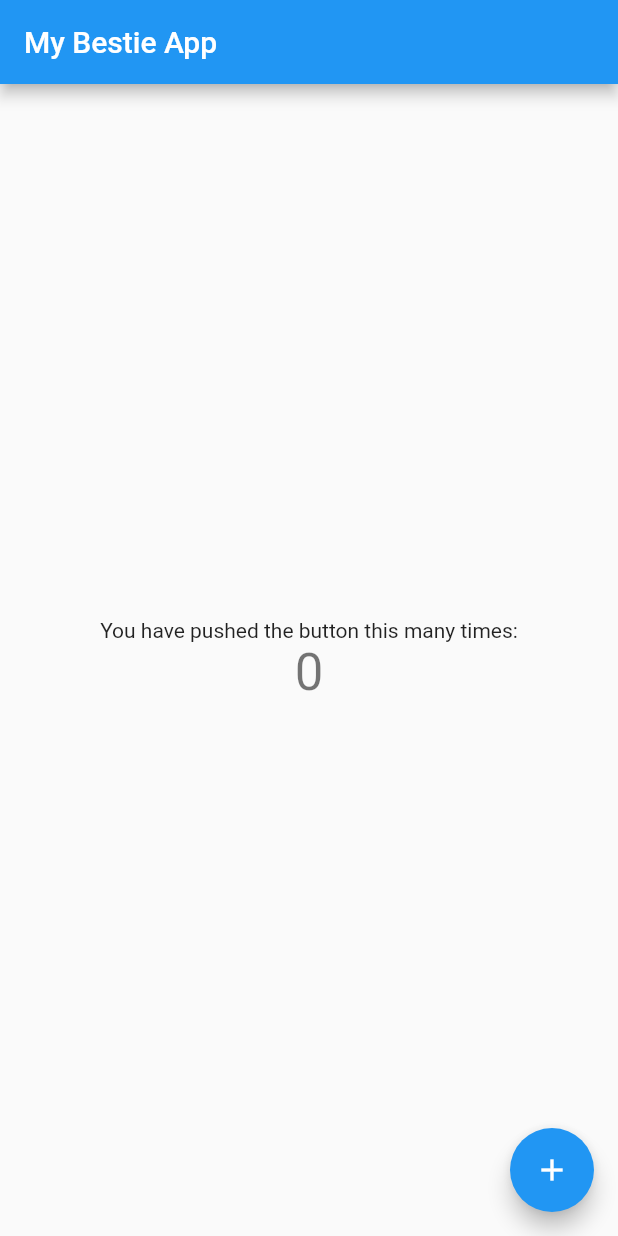
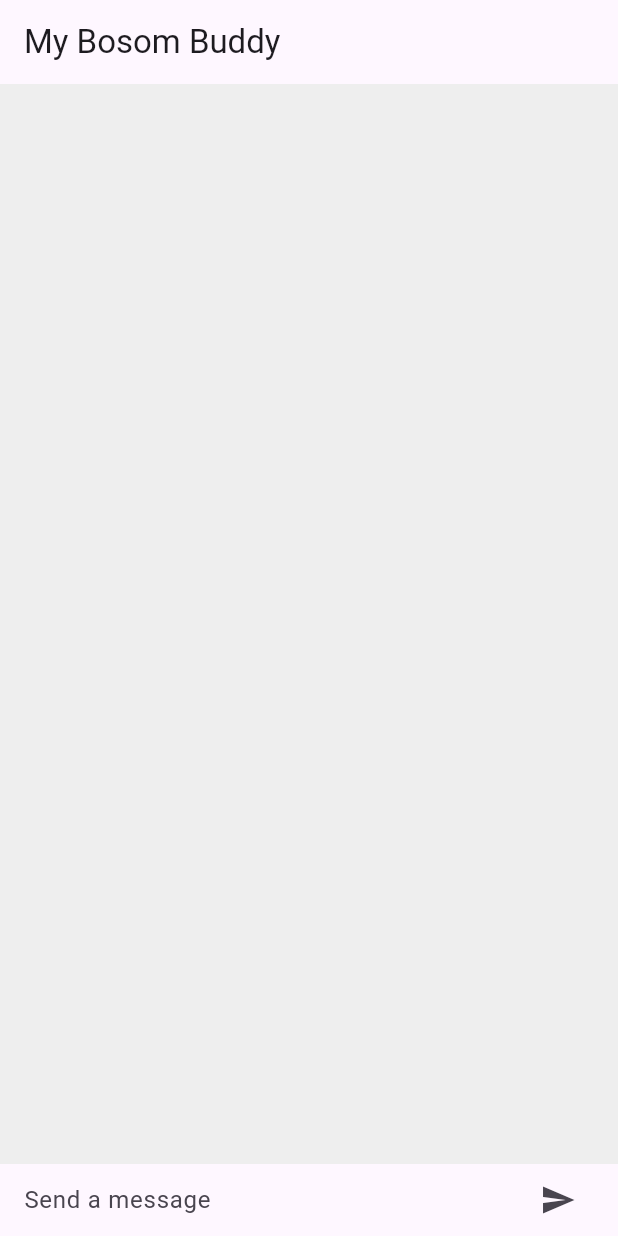
Before and after one commit to nishyjana/mychatapp, a Flutter app: the screen it shows after launch, on a phone screen of 412 x 824 dp. Run offline on Flutter 3.47's test engine with Material 2 defaults, Android fonts, the phone set to English and light mode, and no system bars; our stand-ins replace velocity_x.

Commit message:
added comments

```diff
--- /dev/null
+++ b/lib/chat_screen.dart
@@ -0,0 +1,75 @@
+import 'package:flutter/material.dart';
+import 'package:mychatapp/ChatMessage.dart';
+import 'package:velocity_x/velocity_x.dart';
+
+class ChatScreen extends StatefulWidget {
+  const ChatScreen({super.key});
+
+  @override
+  State<ChatScreen> createState() => _ChatScreenState();
+}
+
+class _ChatScreenState extends State<ChatScreen> {
+  final TextEditingController _controller = TextEditingController();
+  final List<ChatMessage> _messages = [];
+
+  void _sendMessage() {
+    ChatMessage message = ChatMessage(text: _controller.text, sender: "user");
+
+    setState(() {
+      _messages.insert(0, message);
+    });
+
+    _controller.clear();
+  }
+
+  Widget _buildTextComposer() {
+    return Row(
+      children: [
+        // ignore: unnecessary_const
+        Expanded(
+            child: TextField(
+          onSubmitted: (value) => _sendMessage(),
+          controller: _controller,
+          decoration:
+              const InputDecoration.collapsed(hintText: "Send a message"),
+        )),
+        IconButton(
+            onPressed: () => _sendMessage(), icon: const Icon(Icons.send))
+      ],
+    ).px16();
+  }
+
+  @override
+  Widget build(BuildContext context) {
+    return Scaffold(
+      appBar: AppBar(title: const Text("My Bosom Buddy")),
+      body: Container(
+        // ignore: prefer_const_constructors
+        decoration: BoxDecoration(
+          color: Colors.grey.shade200,
+        ),
+        child: SafeArea(
+          child: Column(
+            children: [
+              Flexible(
+                  child: ListView.builder(
+                      reverse: true,
+                      padding: Vx.m8,
+                      itemCount: _messages.length,
+                      itemBuilder: (context, index) {
+                        return _messages[index];
+                      })),
+              Container(
+                decoration: BoxDecoration(
+                  color: context.cardColor,
+                ),
+                child: _buildTextComposer(),
+              )
+            ],
+          ),
+        ),
+      ),
+    );
+  }
+}
--- a/lib/main.dart
+++ b/lib/main.dart
@@ -1,4 +1,5 @@
 import 'package:flutter/material.dart';
+import 'package:mychatapp/chat_screen.dart';
 
 void main() {
   runApp(const MyApp());
@@ -11,59 +12,13 @@ class MyApp extends StatelessWidget {
   @override
   Widget build(BuildContext context) {
     return MaterialApp(
-      title: 'MyBestieApp',
+      title: 'MyBestieApp with chatGPT',
+      debugShowCheckedModeBanner: false,
       theme: ThemeData(
-        primarySwatch: Colors.blue,
+        primarySwatch: Colors.cyan,
+        useMaterial3: true,
       ),
-      home: const MyHomePage(title: 'My Bestie App'),
+      home: const ChatScreen(),
     );
   }
 }
-
-class MyHomePage extends StatefulWidget {
-  const MyHomePage({super.key, required this.title});
-
-  final String title;
-
-  @override
-  State<MyHomePage> createState() => _MyHomePageState();
-}
-
-class _MyHomePageState extends State<MyHomePage> {
-  int _counter = 0;
-
-  void _incrementCounter() {
-    setState(() {
-      _counter++;
-    });
-  }
-
-  @override
-  Widget build(BuildContext context) {
-    return Scaffold(
-      appBar: AppBar(
-        title: Text(widget.title),
-      ),
-      body: Center(
-        child: Column(
-          mainAxisAlignment: MainAxisAlignment.center,
-          children: <Widget>[
-            const Text(
-              'You have pushed the button this many times:',
-            ),
-
-            Text(
-              '$_counter',
-              style: Theme.of(context).textTheme.headline4,
-            ),
-          ],
-        ),
-      ),
-      floatingActionButton: FloatingActionButton(
-        onPressed: _incrementCounter,
-        tooltip: 'Increment',
-        child: const Icon(Icons.add),
-      ), // This trailing comma makes auto-formatting nicer for build methods.
-    );
-  }
-}
--- a/pubspec.yaml
+++ b/pubspec.yaml
@@ -36,6 +36,10 @@ dependencies:
   # The following adds the Cupertino Icons font to your application.
   # Use with the CupertinoIcons class for iOS style icons.
   cupertino_icons: ^1.0.2
+  chat_gpt_sdk:
+    git:
+      url: https://github.com/iampawan/Flutter-ChatGPT.git
+  velocity_x: ^3.6.0
 
 dev_dependencies:
   flutter_test:
```
Also changed, not shown: lib/Reference/refernceCode.dart (added, +69 -0 lines), lib/chatMessage.dart (added, +34 -0 lines), pubspec.lock, 1 other file.
